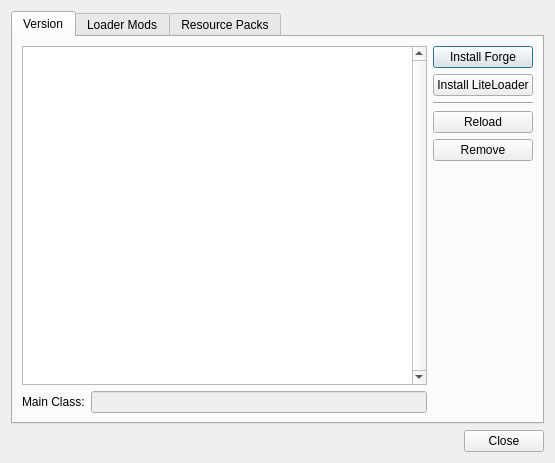
Above: gui/dialogs/OneSixModEditDialog.ui from FreesmTeam/FreesmLauncher before the change. Below: the same form after it.
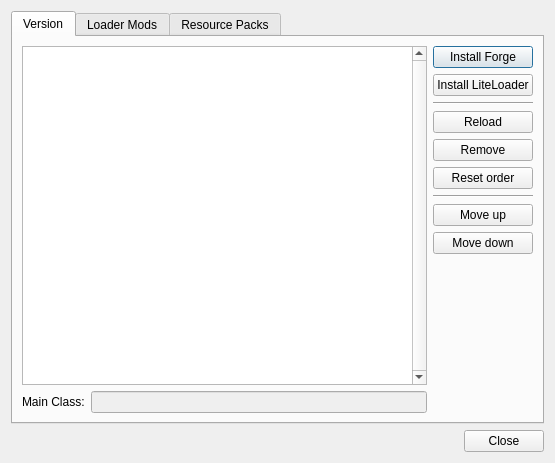
That is the form after the change. Custom widgets are drawn as their Qt base class.

Commit message: Allow overriding the order in which patches are applied

Patch:
```diff
--- a/gui/dialogs/OneSixModEditDialog.ui
+++ b/gui/dialogs/OneSixModEditDialog.ui
@@ -108,6 +108,34 @@
            </property>
           </widget>
          </item>
+         <item>
+          <widget class="QPushButton" name="resetLibraryOrderBtn">
+           <property name="text">
+            <string>Reset order</string>
+           </property>
+          </widget>
+         </item>
+         <item>
+          <widget class="Line" name="line_2">
+           <property name="orientation">
+            <enum>Qt::Horizontal</enum>
+           </property>
+          </widget>
+         </item>
+         <item>
+          <widget class="QPushButton" name="moveLibraryUpBtn">
+           <property name="text">
+            <string>Move up</string>
+           </property>
+          </widget>
+         </item>
+         <item>
+          <widget class="QPushButton" name="moveLibraryDownBtn">
+           <property name="text">
+            <string>Move down</string>
+           </property>
+          </widget>
+         </item>
          <item>
           <spacer name="verticalSpacer_7">
            <property name="orientation">
```
The commit also changes 6 other files.
